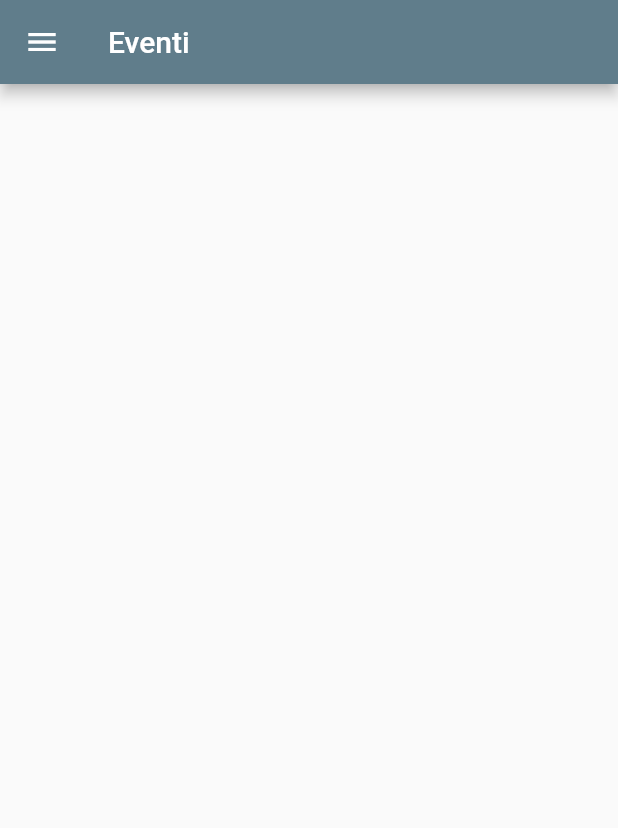
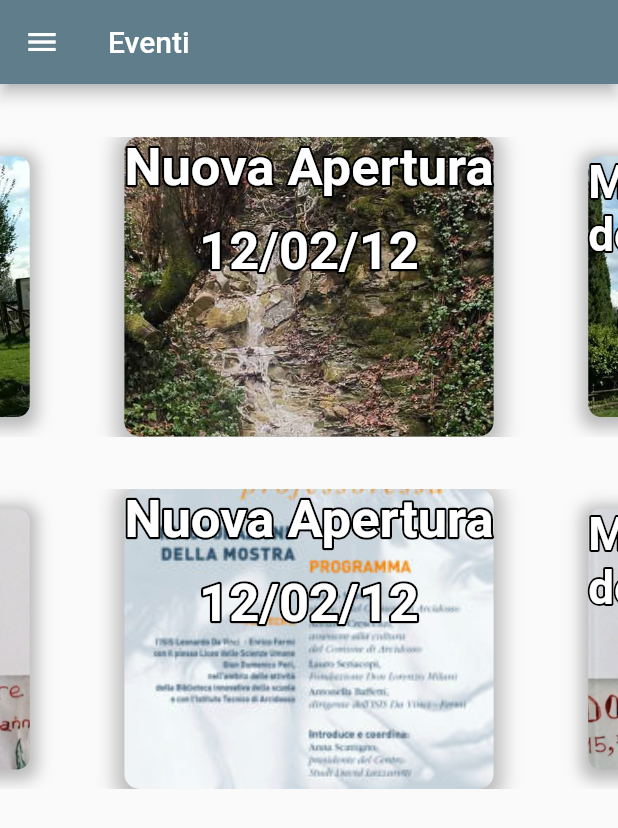
Before and after one commit to Progxy/fdmApp, a Flutter app: the Eventi screen opened by its route, on a phone screen of 412 x 824 dp. Shown: the top 828 px of the screen. Run offline on Flutter 3.47's test engine with Material 2 defaults, Android fonts, the phone set to English and light mode, and no system bars; drawn by our look-alikes of bordered_text, carousel_slider; our stand-ins replace form_field_validator, intl_phone_field; missing offline and left inert: flutter_recaptcha_v2.

Commit message:
add eventi screen

```diff
--- a/lib/screens/eventi.dart
+++ b/lib/screens/eventi.dart
@@ -1,9 +1,19 @@
+import 'package:bordered_text/bordered_text.dart';
+import 'package:carousel_slider/carousel_slider.dart';
 import 'package:flutter/material.dart';
 
 import 'home/mainDrawer.dart';
 
 class Eventi extends StatelessWidget {
   static const String routeName = "/eventi";
+  final List<List> news = [
+    ["Nuova Apertura", "12/02/12", "assets/images/news.jpg"],
+    ["Mostra a Palazzo della Nuova", "21/02/13", "assets/images/news1.jpg"],
+  ];
+  final List<List> eventi = [
+    ["Nuova Apertura", "12/02/12", "assets/images/eventi.jpg"],
+    ["Mostra a Palazzo della Nuova", "21/02/13", "assets/images/eventi1.jpg"],
+  ];
   @override
   Widget build(BuildContext context) {
     return Scaffold(
@@ -11,6 +21,137 @@ class Eventi extends StatelessWidget {
         title: Text("Eventi"),
       ),
       drawer: MainDrawer(),
+      body: Column(
+        mainAxisAlignment: MainAxisAlignment.start,
+        children: [
+          SizedBox(
+            height: 35,
+          ),
+          CarouselSlider(
+            items: news
+                .map(
+                  (infos) => new Container(
+                    decoration: BoxDecoration(
+                      image: DecorationImage(
+                          image: AssetImage(infos[2]), fit: BoxFit.cover),
+                      borderRadius: BorderRadius.circular(10),
+                      boxShadow: [
+                        BoxShadow(
+                          color: Colors.grey.withOpacity(0.7),
+                          spreadRadius: 5,
+                          blurRadius: 10,
+                          offset: Offset(0, 3),
+                        ),
+                      ],
+                    ),
+                    child: Column(
+                      mainAxisAlignment: MainAxisAlignment.start,
+                      crossAxisAlignment: CrossAxisAlignment.center,
+                      children: <Widget>[
+                        BorderedText(
+                          strokeWidth: 3.0,
+                          strokeColor: Colors.black,
+                          child: Text(
+                            infos[0],
+                            style: TextStyle(
+                              fontSize: 35,
+                              fontWeight: FontWeight.w600,
+                              color: Colors.white,
+                            ),
+                          ),
+                        ),
+                        SizedBox(
+                          height: 15,
+                        ),
+                        BorderedText(
+                          strokeWidth: 3.0,
+                          strokeColor: Colors.black,
+                          child: Text(
+                            infos[1],
+                            style: TextStyle(
+                              fontSize: 35,
+                              fontWeight: FontWeight.w600,
+                              color: Colors.white,
+                            ),
+                          ),
+                        ),
+                      ],
+                    ),
+                  ),
+                )
+                .toList(),
+            options: CarouselOptions(
+                enlargeCenterPage: true,
+                height: 200.0,
+                aspectRatio: 4 / 3,
+                enableInfiniteScroll: true,
+                viewportFraction: 0.8),
+          ),
+          SizedBox(
+            height: 35,
+          ),
+          CarouselSlider(
+            items: eventi
+                .map(
+                  (infos) => new Container(
+                    decoration: BoxDecoration(
+                      image: DecorationImage(
+                          image: AssetImage(infos[2]), fit: BoxFit.cover),
+                      borderRadius: BorderRadius.circular(10),
+                      boxShadow: [
+                        BoxShadow(
+                          color: Colors.grey.withOpacity(0.7),
+                          spreadRadius: 5,
+                          blurRadius: 10,
+                          offset: Offset(0, 3),
+                        ),
+                      ],
+                    ),
+                    child: Column(
+                      mainAxisAlignment: MainAxisAlignment.start,
+                      crossAxisAlignment: CrossAxisAlignment.center,
+                      children: <Widget>[
+                        BorderedText(
+                          strokeWidth: 3.0,
+                          strokeColor: Colors.black,
+                          child: Text(
+                            infos[0],
+                            style: TextStyle(
+                              fontSize: 35,
+                              fontWeight: FontWeight.w600,
+                              color: Colors.white,
+                            ),
+                          ),
+                        ),
+                        SizedBox(
+                          height: 15,
+                        ),
+                        BorderedText(
+                          strokeWidth: 3.0,
+                          strokeColor: Colors.black,
+                          child: Text(
+                            infos[1],
+                            style: TextStyle(
+                              fontSize: 35,
+                              fontWeight: FontWeight.w600,
+                              color: Colors.white,
+                            ),
+                          ),
+                        ),
+                      ],
+                    ),
+                  ),
+                )
+                .toList(),
+            options: CarouselOptions(
+                enlargeCenterPage: true,
+                height: 200.0,
+                aspectRatio: 4 / 3,
+                enableInfiniteScroll: true,
+                viewportFraction: 0.8),
+          ),
+        ],
+      ),
     );
   }
 }
```
Also changed, not shown: assets/images/eventi.jpg (added), assets/images/eventi1.jpg (added), assets/images/news.jpg (added), assets/images/news1.jpg (added).
